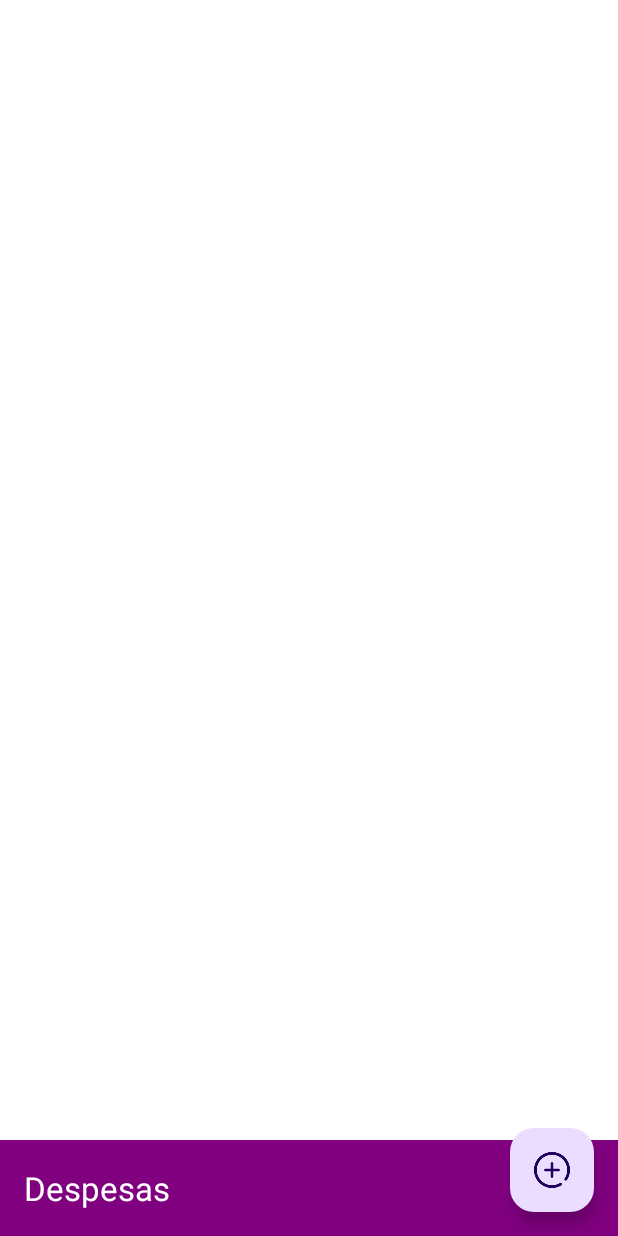
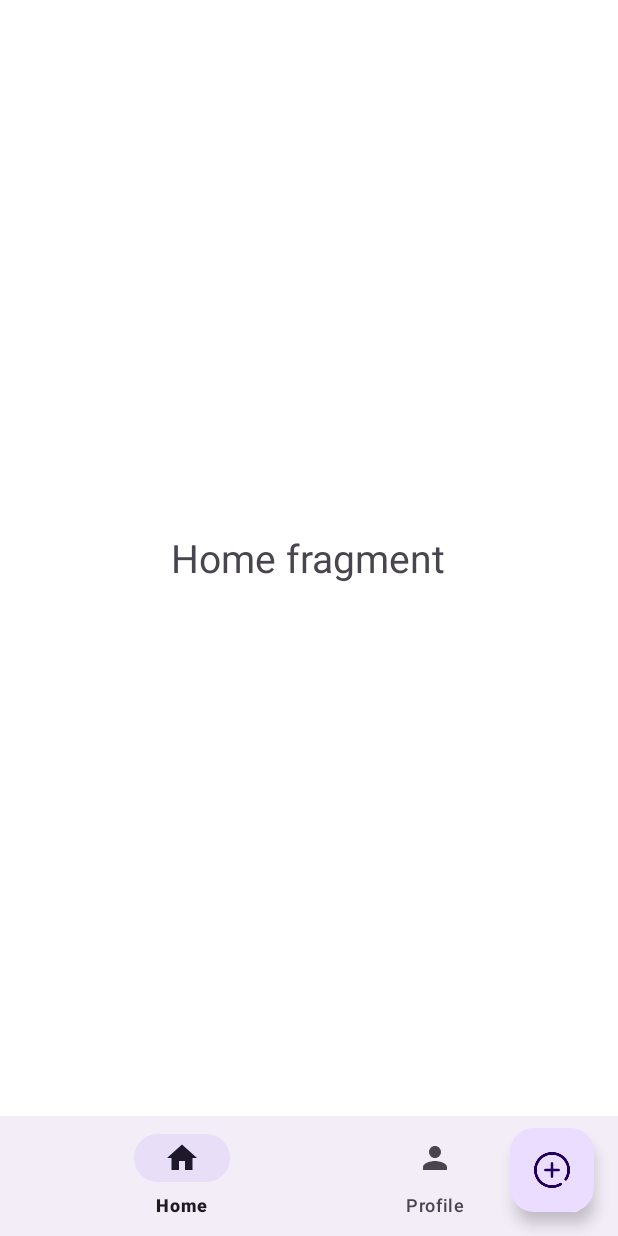
Before and after one commit to limaenz/financa-em-foco-app, an Android app: the screen it shows after launch once a user with an empty profile is signed in (TelaInicialActivity), on a phone screen of 412 x 824 dp. Run offline under Robolectric (Android 15) with nearby library versions, the phone set to English and light mode, and no system bars; our stand-ins replace Firebase (no records; nobody signed in at launch, a user with empty details on screens opened directly).

Commit message:
feat: adding nav bar and feature signout

```diff
--- a/app/src/main/AndroidManifest.xml
+++ b/app/src/main/AndroidManifest.xml
@@ -6,9 +6,9 @@
         android:allowBackup="true"
         android:dataExtractionRules="@xml/data_extraction_rules"
         android:fullBackupContent="@xml/backup_rules"
-        android:icon="@mipmap/ic_launcher"
+        android:icon="@drawable/logo"
         android:label="@string/app_name"
-        android:roundIcon="@mipmap/ic_launcher_round"
+        android:roundIcon="@drawable/logo"
         android:supportsRtl="true"
         android:theme="@style/Theme.Financaemfocoapp"
         tools:targetApi="31">
--- /dev/null
+++ b/app/src/main/java/com/example/financa_em_foco_app/Fragments/HomeFragment.java
@@ -0,0 +1,23 @@
+package com.example.financa_em_foco_app.Fragments;
+
+import android.os.Bundle;
+
+import androidx.fragment.app.Fragment;
+
+import android.view.LayoutInflater;
+import android.view.View;
+import android.view.ViewGroup;
+
+import com.example.financa_em_foco_app.R;
+import com.example.financa_em_foco_app.databinding.FragmentHomeBinding;
+import com.google.firebase.auth.FirebaseAuth;
+
+public class HomeFragment extends Fragment {
+    private FragmentHomeBinding binding;
+    private FirebaseAuth mAuth;
+
+    @Override
+    public View onCreateView(LayoutInflater inflater, ViewGroup container, Bundle savedInstanceState) {
+        return inflater.inflate(R.layout.fragment_home, container, false);
+    }
+}
--- a/app/src/main/java/com/example/financa_em_foco_app/TelaInicialActivity.java
+++ b/app/src/main/java/com/example/financa_em_foco_app/TelaInicialActivity.java
@@ -4,7 +4,10 @@ import android.os.Bundle;
 import android.widget.Toast;
 
 import androidx.appcompat.app.AppCompatActivity;
+import androidx.fragment.app.Fragment;
 
+import com.example.financa_em_foco_app.Fragments.HomeFragment;
+import com.example.financa_em_foco_app.Fragments.ProfileFragment;
 import com.example.financa_em_foco_app.databinding.ActivityTelaInicialBinding;
 
 public class TelaInicialActivity extends AppCompatActivity {
@@ -13,15 +16,37 @@ public class TelaInicialActivity extends AppCompatActivity {
     @Override
     protected void onCreate(Bundle savedInstanceState) {
         super.onCreate(savedInstanceState);
+        configuraTela();
+        configuraBotaoAdicionar();
+        configurarNavegacaoInferior();
 
+    }
+
+    private void configuraTela() {
         binding = ActivityTelaInicialBinding.inflate(getLayoutInflater());
         setContentView(binding.getRoot());
+        substituirFragmento(new HomeFragment());
+    }
 
-        binding.fabAdd.setOnClickListener(
-                view -> Toast.makeText(
-                        TelaInicialActivity.this,
-                        "Despesa criada! 😁",
-                        Toast.LENGTH_SHORT).show()
-        );
+    private void configuraBotaoAdicionar() {
+        binding.buttonAdicionar.setOnClickListener(view -> Toast.makeText(TelaInicialActivity.this, "Despesa criada! 😁", Toast.LENGTH_SHORT).show());
+    }
+
+    private void configurarNavegacaoInferior() {
+        binding.bottomNavigation.setOnItemSelectedListener(item -> {
+            int itemId = item.getItemId();
+            if (itemId == R.id.home) {
+                substituirFragmento(new HomeFragment());
+            } else if (itemId == R.id.profile) {
+                substituirFragmento(new ProfileFragment());
+            }
+
+            return true;
+        });
+    }
+
+    private void substituirFragmento(Fragment fragmento) {
+        getSupportFragmentManager().beginTransaction().replace(R.id.frame_layout, fragmento).commit();
+
     }
 }
--- /dev/null
+++ b/app/src/main/res/drawable/baseline_home_24.xml
@@ -0,0 +1,5 @@
+<vector xmlns:android="http://schemas.android.com/apk/res/android" android:height="24dp" android:tint="#000000" android:viewportHeight="24" android:viewportWidth="24" android:width="24dp">
+
+    <path android:fillColor="@android:color/white" android:pathData="M10,20v-6h4v6h5v-8h3L12,3 2,12h3v8z"/>
+
+</vector>
--- /dev/null
+++ b/app/src/main/res/drawable/baseline_person_24.xml
@@ -0,0 +1,5 @@
+<vector xmlns:android="http://schemas.android.com/apk/res/android" android:height="24dp" android:tint="#000000" android:viewportHeight="24" android:viewportWidth="24" android:width="24dp">
+
+    <path android:fillColor="@android:color/white" android:pathData="M12,12c2.21,0 4,-1.79 4,-4s-1.79,-4 -4,-4 -4,1.79 -4,4 1.79,4 4,4zM12,14c-2.67,0 -8,1.34 -8,4v2h16v-2c0,-2.66 -5.33,-4 -8,-4z"/>
+
+</vector>
--- a/app/src/main/res/layout/activity_tela_inicial.xml
+++ b/app/src/main/res/layout/activity_tela_inicial.xml
@@ -1,10 +1,25 @@
 <RelativeLayout xmlns:android="http://schemas.android.com/apk/res/android"
     xmlns:app="http://schemas.android.com/apk/res-auto"
+    xmlns:tools="http://schemas.android.com/tools"
     android:layout_width="match_parent"
-    android:layout_height="match_parent">
+    android:layout_height="match_parent"
+    tools:context=".TelaInicialActivity">
+
+    <FrameLayout
+        android:id="@+id/frame_layout"
+        android:layout_width="match_parent"
+        android:layout_height="match_parent"
+        android:layout_above="@id/bottomNavigation" />
+
+    <com.google.android.material.bottomnavigation.BottomNavigationView
+        android:id="@+id/bottomNavigation"
+        android:layout_width="match_parent"
+        android:layout_height="wrap_content"
+        android:layout_alignParentBottom="true"
+        app:menu="@menu/bottom_menu" />
 
     <com.google.android.material.floatingactionbutton.FloatingActionButton
-        android:id="@+id/fabAdd"
+        android:id="@+id/buttonAdicionar"
         android:layout_width="wrap_content"
         android:layout_height="wrap_content"
         android:layout_alignParentBottom="true"
@@ -14,12 +29,4 @@
         app:srcCompat="@drawable/mais"
         app:elevation="6dp"/>
 
-    <androidx.appcompat.widget.Toolbar
-        android:id="@+id/toolbar"
-        android:layout_width="match_parent"
-        android:layout_height="?attr/actionBarSize"
-        android:layout_alignParentBottom="true"
-        android:background="#800080"
-        app:title="Despesas"
-        app:titleTextColor="@android:color/white"/>
 </RelativeLayout>
--- /dev/null
+++ b/app/src/main/res/layout/fragment_home.xml
@@ -0,0 +1,17 @@
+<?xml version="1.0" encoding="utf-8"?>
+<FrameLayout xmlns:android="http://schemas.android.com/apk/res/android"
+    xmlns:tools="http://schemas.android.com/tools"
+    android:layout_width="match_parent"
+    android:layout_height="match_parent"
+    android:background="@color/white"
+    tools:context=".Fragments.HomeFragment">
+
+    <!-- TODO: Update blank fragment layout -->
+    <TextView
+        android:layout_width="wrap_content"
+        android:layout_height="wrap_content"
+        android:layout_gravity="center"
+        android:text="Home fragment"
+        android:textSize="26dp" />
+
+</FrameLayout>
--- /dev/null
+++ b/app/src/main/res/menu/bottom_menu.xml
@@ -0,0 +1,14 @@
+<?xml version="1.0" encoding="utf-8"?>
+<menu xmlns:android="http://schemas.android.com/apk/res/android">
+
+    <item
+        android:id="@+id/home"
+        android:title="Home"
+        android:icon="@drawable/baseline_home_24"/>
+
+    <item
+        android:id="@+id/profile"
+        android:title="Profile"
+        android:icon="@drawable/baseline_person_24"/>
+
+</menu>
--- a/app/src/main/res/values/strings.xml
+++ b/app/src/main/res/values/strings.xml
@@ -1,3 +1,5 @@
 <resources>
     <string name="app_name">financa-em-foco-app</string>
+    <!-- TODO: Remove or change this placeholder text -->
+    <string name="hello_blank_fragment">Hello blank fragment</string>
 </resources>
```
Also changed, not shown: app/src/main/java/com/example/financa_em_foco_app/Fragments/ProfileFragment.java (added, +39 -0 lines), app/src/main/res/layout/fragment_profile.xml (added, +23 -0 lines), app/src/main/res/drawable/logo.png (added).
